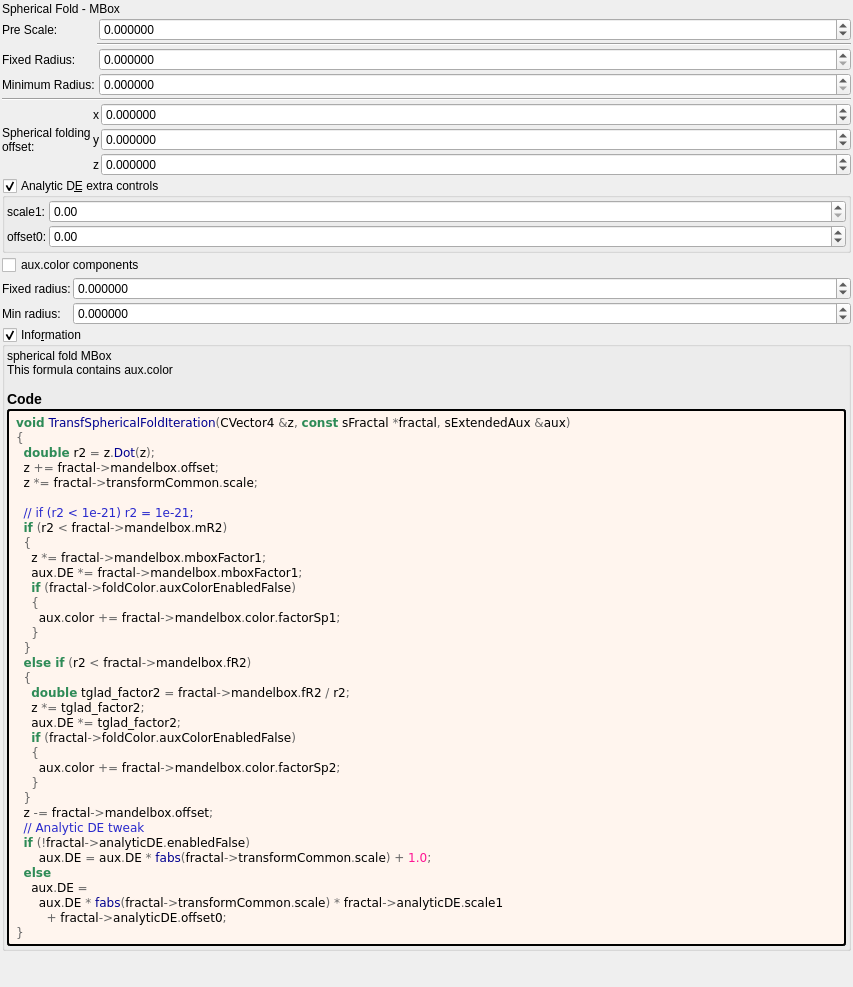
Qt form mandelbulber2/formula/ui/transf_spherical_fold.ui (buddhi1980/mandelbulber2) before a commit.
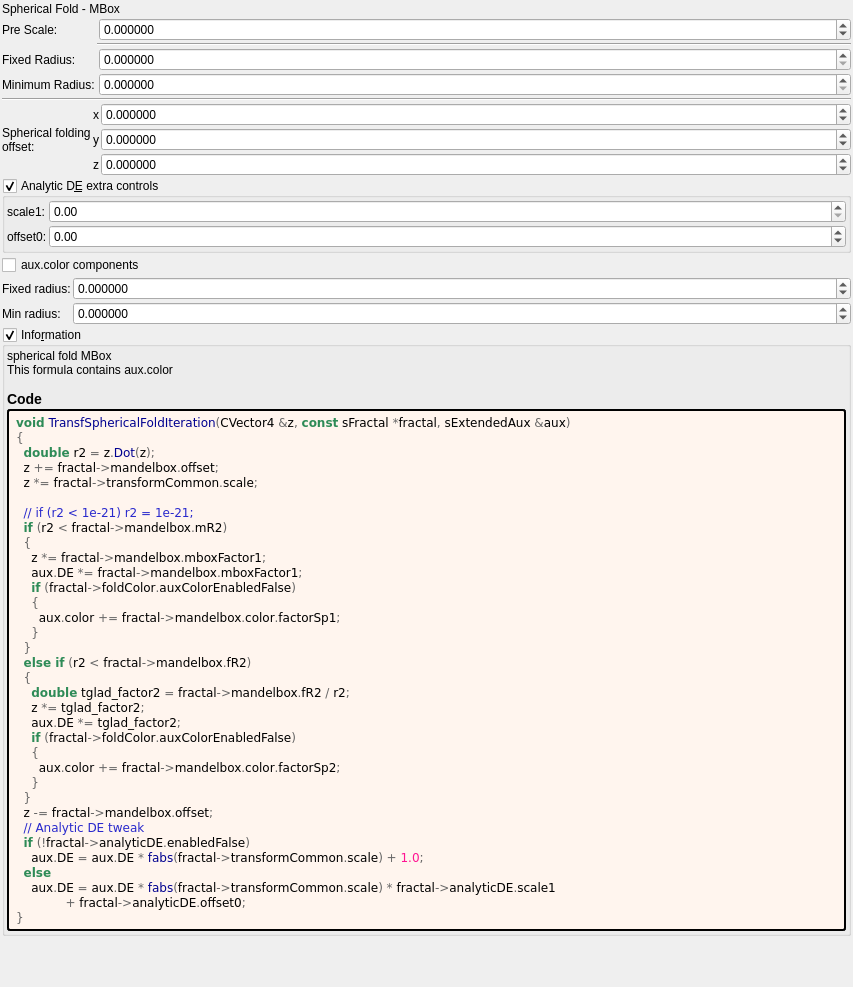
The same form after that commit. Custom widgets are drawn as their Qt base class.

```diff
--- a/mandelbulber2/formula/ui/transf_spherical_fold.ui
+++ b/mandelbulber2/formula/ui/transf_spherical_fold.ui
@@ -575,11 +575,10 @@
   z &lt;span style=&quot;color:#676767&quot;&gt;-=&lt;/span&gt; fractal&lt;span style=&quot;color:#676767&quot;&gt;-&amp;gt;&lt;/span&gt;mandelbox&lt;span style=&quot;color:#676767&quot;&gt;.&lt;/span&gt;offset&lt;span style=&quot;color:#676767&quot;&gt;;&lt;/span&gt;
   &lt;span style=&quot;color:#2929cc&quot;&gt;// Analytic DE tweak&lt;/span&gt;
   &lt;span style=&quot;color:#2e8b57; font-weight:bold&quot;&gt;if&lt;/span&gt; &lt;span style=&quot;color:#676767&quot;&gt;(!&lt;/span&gt;fractal&lt;span style=&quot;color:#676767&quot;&gt;-&amp;gt;&lt;/span&gt;analyticDE&lt;span style=&quot;color:#676767&quot;&gt;.&lt;/span&gt;enabledFalse&lt;span style=&quot;color:#676767&quot;&gt;)&lt;/span&gt;
-      aux&lt;span style=&quot;color:#676767&quot;&gt;.&lt;/span&gt;DE &lt;span style=&quot;color:#676767&quot;&gt;=&lt;/span&gt; aux&lt;span style=&quot;color:#676767&quot;&gt;.&lt;/span&gt;DE &lt;span style=&quot;color:#676767&quot;&gt;*&lt;/span&gt; &lt;span style=&quot;color:#00008f&quot;&gt;fabs&lt;/span&gt;&lt;span style=&quot;color:#676767&quot;&gt;(&lt;/span&gt;fractal&lt;span style=&quot;color:#676767&quot;&gt;-&amp;gt;&lt;/span&gt;transformCommon&lt;span style=&quot;color:#676767&quot;&gt;.&lt;/span&gt;scale&lt;span style=&quot;color:#676767&quot;&gt;) +&lt;/span&gt; &lt;span style=&quot;color:#ff1493&quot;&gt;1.0&lt;/span&gt;&lt;span style=&quot;color:#676767&quot;&gt;;&lt;/span&gt;
+    aux&lt;span style=&quot;color:#676767&quot;&gt;.&lt;/span&gt;DE &lt;span style=&quot;color:#676767&quot;&gt;=&lt;/span&gt; aux&lt;span style=&quot;color:#676767&quot;&gt;.&lt;/span&gt;DE &lt;span style=&quot;color:#676767&quot;&gt;*&lt;/span&gt; &lt;span style=&quot;color:#00008f&quot;&gt;fabs&lt;/span&gt;&lt;span style=&quot;color:#676767&quot;&gt;(&lt;/span&gt;fractal&lt;span style=&quot;color:#676767&quot;&gt;-&amp;gt;&lt;/span&gt;transformCommon&lt;span style=&quot;color:#676767&quot;&gt;.&lt;/span&gt;scale&lt;span style=&quot;color:#676767&quot;&gt;) +&lt;/span&gt; &lt;span style=&quot;color:#ff1493&quot;&gt;1.0&lt;/span&gt;&lt;span style=&quot;color:#676767&quot;&gt;;&lt;/span&gt;
   &lt;span style=&quot;color:#2e8b57; font-weight:bold&quot;&gt;else&lt;/span&gt;
-    aux&lt;span style=&quot;color:#676767&quot;&gt;.&lt;/span&gt;DE &lt;span style=&quot;color:#676767&quot;&gt;=&lt;/span&gt;
-      aux&lt;span style=&quot;color:#676767&quot;&gt;.&lt;/span&gt;DE &lt;span style=&quot;color:#676767&quot;&gt;*&lt;/span&gt; &lt;span style=&quot;color:#00008f&quot;&gt;fabs&lt;/span&gt;&lt;span style=&quot;color:#676767&quot;&gt;(&lt;/span&gt;fractal&lt;span style=&quot;color:#676767&quot;&gt;-&amp;gt;&lt;/span&gt;transformCommon&lt;span style=&quot;color:#676767&quot;&gt;.&lt;/span&gt;scale&lt;span style=&quot;color:#676767&quot;&gt;) *&lt;/span&gt; fractal&lt;span style=&quot;color:#676767&quot;&gt;-&amp;gt;&lt;/span&gt;analyticDE&lt;span style=&quot;color:#676767&quot;&gt;.&lt;/span&gt;scale1
-        &lt;span style=&quot;color:#676767&quot;&gt;+&lt;/span&gt; fractal&lt;span style=&quot;color:#676767&quot;&gt;-&amp;gt;&lt;/span&gt;analyticDE&lt;span style=&quot;color:#676767&quot;&gt;.&lt;/span&gt;offset0&lt;span style=&quot;color:#676767&quot;&gt;;&lt;/span&gt;
+    aux&lt;span style=&quot;color:#676767&quot;&gt;.&lt;/span&gt;DE &lt;span style=&quot;color:#676767&quot;&gt;=&lt;/span&gt; aux&lt;span style=&quot;color:#676767&quot;&gt;.&lt;/span&gt;DE &lt;span style=&quot;color:#676767&quot;&gt;*&lt;/span&gt; &lt;span style=&quot;color:#00008f&quot;&gt;fabs&lt;/span&gt;&lt;span style=&quot;color:#676767&quot;&gt;(&lt;/span&gt;fractal&lt;span style=&quot;color:#676767&quot;&gt;-&amp;gt;&lt;/span&gt;transformCommon&lt;span style=&quot;color:#676767&quot;&gt;.&lt;/span&gt;scale&lt;span style=&quot;color:#676767&quot;&gt;) *&lt;/span&gt; fractal&lt;span style=&quot;color:#676767&quot;&gt;-&amp;gt;&lt;/span&gt;analyticDE&lt;span style=&quot;color:#676767&quot;&gt;.&lt;/span&gt;scale1
+             &lt;span style=&quot;color:#676767&quot;&gt;+&lt;/span&gt; fractal&lt;span style=&quot;color:#676767&quot;&gt;-&amp;gt;&lt;/span&gt;analyticDE&lt;span style=&quot;color:#676767&quot;&gt;.&lt;/span&gt;offset0&lt;span style=&quot;color:#676767&quot;&gt;;&lt;/span&gt;
 &lt;span style=&quot;color:#676767&quot;&gt;}&lt;/span&gt;
 &lt;/pre&gt;
 &lt;/body&gt;</string>
```
